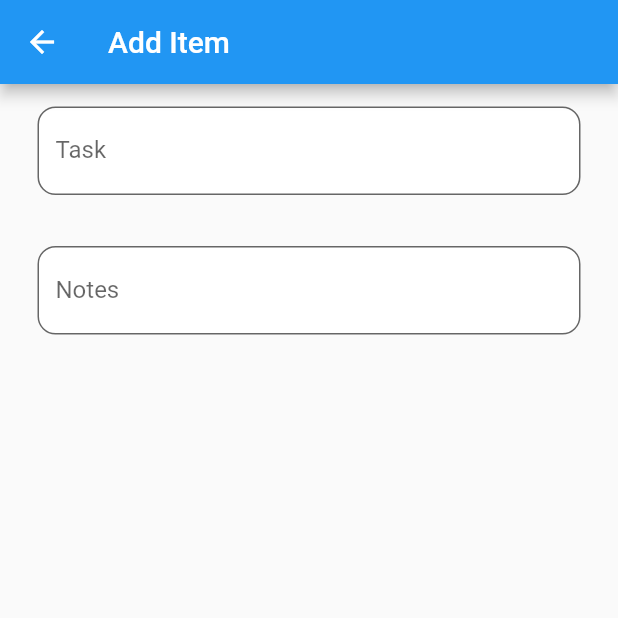
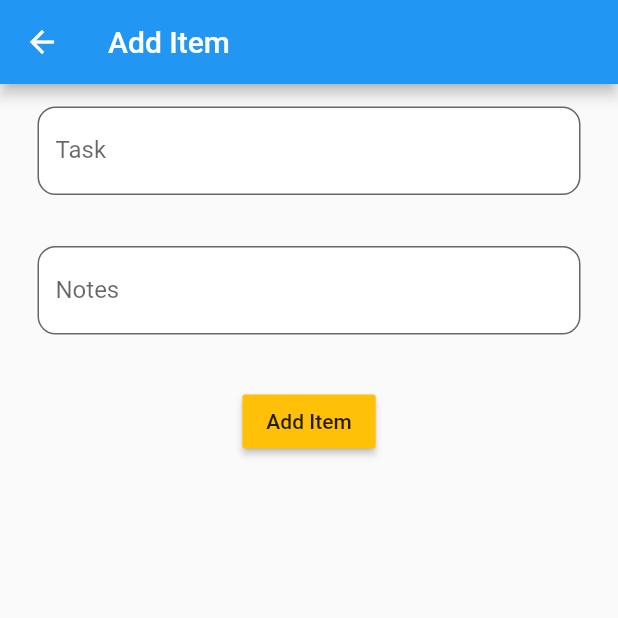
Before and after one commit to Screech129/FlutterLnL, a Flutter app: the screen it shows after launch, after a tap on an icon or button, on a phone screen of 412 x 824 dp, the top half of it. Run offline on Flutter 3.47's test engine with Material 2 defaults, Android fonts, the phone set to English and light mode, and no system bars; our stand-ins replace bloc, flutter_bloc; generated files the repository leaves out were written again.

Commit message:
Final product

```diff
--- a/todo_lnl/lib/src/app.dart
+++ b/todo_lnl/lib/src/app.dart
@@ -8,9 +8,7 @@ class App extends StatelessWidget {
   Widget build(BuildContext context) {
     return MaterialApp(
       title: 'Todo List LnL',
-      theme: ThemeData(
-        primarySwatch: Colors.blue,
-      ),
+      theme: ThemeData(primarySwatch: Colors.blue, accentColor: Colors.amber),
       onGenerateRoute: _buildRoutes,
     );
   }
--- a/todo_lnl/lib/src/blocs/todo_bloc.dart
+++ b/todo_lnl/lib/src/blocs/todo_bloc.dart
@@ -18,17 +18,26 @@ class TodoBloc extends Bloc<TodoEvent, TodoState> {
   ) async* {
     if (event is GetItems) {
       yield ItemsLoading();
-      var items =
-          repository.getItems().where((item) => !item.complete).toList();
+      var itemsFuture = await repository.getItems();
+      var items = itemsFuture.where((item) => !item.complete).toList();
       yield ItemsLoaded(items);
     }
 
     if (event is CompleteItem) {
       yield ItemComplete();
       repository.completeItem(event.selectedItem.id);
-      var items =
-          repository.getItems().where((item) => !item.complete).toList();
+      var itemsFuture = await repository.getItems();
+      var items = itemsFuture.where((item) => !item.complete).toList();
       yield ItemsLoaded(items);
+    }
+
+    if (event is AddItemToList) {
+      var item = event.item;
+      var maxId = repository.getHighestId();
+      item.id = (int.parse(maxId) + 1).toString();
+      item.complete = false;
+      repository.addItem(item);
+      yield ItemAdded();
     }
   }
 }
--- a/todo_lnl/lib/src/blocs/todo_event.dart
+++ b/todo_lnl/lib/src/blocs/todo_event.dart
@@ -14,3 +14,9 @@ class CompleteItem extends TodoEvent {
 class DeleteItem extends TodoEvent {}
 
 class RefreshItems extends TodoEvent {}
+
+class AddItemToList extends TodoEvent {
+  final TodoItem item;
+
+  AddItemToList(this.item);
+}
--- a/todo_lnl/lib/src/blocs/todo_state.dart
+++ b/todo_lnl/lib/src/blocs/todo_state.dart
@@ -16,3 +16,5 @@ class ItemsLoaded extends TodoState {
 class ItemDeleting extends TodoState {}
 
 class ItemComplete extends TodoState {}
+
+class ItemAdded extends TodoState {}
--- a/todo_lnl/lib/src/models/todo_item.dart
+++ b/todo_lnl/lib/src/models/todo_item.dart
@@ -9,7 +9,7 @@ class TodoItem {
   String note;
   String task;
 
-  TodoItem(this.complete, this.id, this.note, this.task);
+  TodoItem({this.complete, this.id, this.note, this.task});
 
   factory TodoItem.fromJson(Map<String, dynamic> json) =>
       _$TodoItemFromJson(json);
--- a/todo_lnl/lib/src/pages/add_item.dart
+++ b/todo_lnl/lib/src/pages/add_item.dart
@@ -1,32 +1,82 @@
 import 'package:flutter/material.dart';
+import 'package:flutter_bloc/flutter_bloc.dart';
+import 'package:todo_lnl/src/blocs/todo_bloc.dart';
+import 'package:todo_lnl/src/models/todo_item.dart';
 import 'package:todo_lnl/src/widgets/styled_sized_box.dart';
 import 'package:todo_lnl/src/widgets/styled_text_field.dart';
 
-class AddItem extends StatelessWidget {
+class AddItem extends StatefulWidget {
+  AddItem({Key key}) : super(key: key);
+
+  @override
+  _AddItemState createState() => _AddItemState();
+}
+
+class _AddItemState extends State<AddItem> {
+  bool hasError;
+  TodoItem item = TodoItem();
+  @override
+  void initState() {
+    this.hasError = false;
+    super.initState();
+  }
+
   @override
   Widget build(BuildContext context) {
     return Scaffold(
       appBar: AppBar(
         title: Text('Add Item'),
       ),
-      body: Container(
+      body: BlocProvider(
+          create: (context) => TodoBloc(),
+          child: BlocConsumer<TodoBloc, TodoState>(
+            listener: (context, state) {
+              if (state is ItemAdded) {
+                final scaffold = Scaffold.of(context);
+                scaffold.showSnackBar(
+                  SnackBar(
+                    content: Text('Item Added'),
+                    backgroundColor: Colors.green,
+                  ),
+                );
+              }
+            },
+            builder: (context, state) {
+              return Container(
                 child: Column(
                   children: [
                     StyledSizedBox(),
                     StyledTextField(
                       label: "Task",
                       errorMessage: "Task is required",
-              onTextChanged: (String value) {},
+                      onTextChanged: (String value, bool hasError) {
+                        this.hasError = hasError;
+                        item.task = value;
+                      },
                     ),
                     StyledSizedBox(),
                     StyledTextField(
                       label: "Notes",
-              onTextChanged: (String value) {},
+                      onTextChanged: (String value, bool hasError) {
+                        item.note = value;
+                      },
                     ),
                     StyledSizedBox(),
+                    RaisedButton(
+                        color: Theme.of(context).accentColor,
+                        onPressed: () => {
+                              if (!this.hasError)
+                                {
+                                  BlocProvider.of<TodoBloc>(context)
+                                      .add(AddItemToList(item))
+                                }
+                            },
+                        child: Text("Add Item"))
                   ],
                 ),
-      ),
+              );
+            },
+          )),
     );
   }
 }
--- a/todo_lnl/lib/src/pages/todo_list.dart
+++ b/todo_lnl/lib/src/pages/todo_list.dart
@@ -47,12 +47,17 @@ class _TodoListState extends State<TodoList> {
               if (state is ItemsLoaded) {
                 var items = state.items;
                 return Center(
+                  child: RefreshIndicator(
+                    onRefresh: () async {
+                      _refreshList(context);
+                    },
                     child: Container(
                       child: ListView.builder(
                           itemCount: items.length,
                           itemBuilder: (BuildContext context, int index) {
                             return buildListItems(context, index, items);
                           }),
+                    ),
                   ),
                 );
               } else {
@@ -66,16 +71,42 @@ class _TodoListState extends State<TodoList> {
   }
 
   Widget buildListItems(BuildContext context, int index, List<TodoItem> items) {
-    return GestureDetector(
-      onTap: () => {
+    return Dismissible(
+      direction: DismissDirection.startToEnd,
+      background: Container(
+        alignment: Alignment.centerLeft,
+        color: Colors.green,
+        margin: EdgeInsets.only(top: 10),
+        child: Container(
+          child: Icon(
+            Icons.check,
+            color: Colors.white,
+          ),
+        ),
+      ),
+      key: Key(items[index].id),
+      onDismissed: (direction) {
         BlocProvider.of<TodoBloc>(context)
-            .add(CompleteItem(items, items[index])),
+            .add(CompleteItem(items, items[index]));
       },
       child: Container(
+        margin: EdgeInsets.only(top: 10),
         height: 50,
-        color: Colors.amber,
-        child: Center(child: Text(items[index].task)),
+        color: Colors.grey[300],
+        child: Center(
+            child: Column(
+          mainAxisAlignment: MainAxisAlignment.center,
+          children: [
+            Text(items[index].task),
+            Text("Notes: ${items[index].note}")
+          ],
+        )),
       ),
     );
   }
+
+  Future<void> _refreshList(BuildContext context) async {
+    await Future.delayed(Duration(milliseconds: 1));
+    BlocProvider.of<TodoBloc>(context).add(GetItems());
   }
+}
--- a/todo_lnl/lib/src/repositories/todoRepository.dart
+++ b/todo_lnl/lib/src/repositories/todoRepository.dart
@@ -4,20 +4,54 @@ class TodoRepository {
   List<TodoItem> items = List<TodoItem>();
 
   TodoRepository() {
-    items.add(new TodoItem(false, "0", "Extra Stuff", "Item1"));
-    items.add(new TodoItem(false, "1", "More Extra Stuff", "Item2"));
-    items.add(new TodoItem(false, "2", "Stuff", "Item3"));
-    items.add(new TodoItem(false, "3", "Extra Things and Stuff", "Item4"));
-    items.add(new TodoItem(false, "4", "Extra", "Item5"));
+    items.add(new TodoItem(
+      complete: false,
+      id: "0",
+      note: "Extra Stuff",
+      task: "Item1",
+    ));
+    items.add(new TodoItem(
+      complete: false,
+      id: "1",
+      note: "More Extra Stuff",
+      task: "Item2",
+    ));
+    items.add(new TodoItem(
+      complete: false,
+      id: "2",
+      note: "Stuff",
+      task: "Item3",
+    ));
+    items.add(new TodoItem(
+      complete: false,
+      id: "3",
+      note: "Extra Things and Stuff",
+      task: "Item4",
+    ));
+    items.add(new TodoItem(
+      complete: false,
+      id: "4",
+      note: "Extra",
+      task: "Item5",
+    ));
   }
 
-  List<TodoItem> getItems() {
+  Future<List<TodoItem>> getItems() async {
     return items;
   }
 
   void completeItem(String itemId) {
     items.firstWhere((i) => i.id == itemId).complete = true;
   }
+
+  void addItem(TodoItem item) {
+    items.add(item);
+  }
+
+  String getHighestId() {
+    items.sort((a, b) => a.id.compareTo(b.id));
+    return items.last.id;
+  }
 }
 
 TodoRepository repository = TodoRepository();
--- a/todo_lnl/lib/src/widgets/styled_text_field.dart
+++ b/todo_lnl/lib/src/widgets/styled_text_field.dart
@@ -9,8 +9,8 @@ class StyledTextField extends StatefulWidget {
   const StyledTextField({
     Key key,
     this.label,
-    this.value,
-    this.errorMessage,
+    this.value = '',
+    this.errorMessage = '',
     this.onTextChanged,
   }) : super(key: key);
 
@@ -21,7 +21,7 @@ class StyledTextField extends StatefulWidget {
 class _StyledTextFieldState extends State<StyledTextField> {
   TextEditingController controller = TextEditingController();
   bool hasError;
-  var _errorText;
+  var _errorText = '';
   @override
   void initState() {
     controller.text = widget.value;
@@ -48,15 +48,15 @@ class _StyledTextFieldState extends State<StyledTextField> {
           child: TextField(
             controller: controller,
             onChanged: (value) {
-              widget.onTextChanged(value);
               setState(() {
                 if (widget.errorMessage.isNotEmpty && value.isEmpty) {
                   _errorText = '${widget.errorMessage}';
                   hasError = true;
                 } else {
-                  _errorText = null;
+                  _errorText = '';
                   hasError = false;
                 }
+                widget.onTextChanged(value, hasError);
               });
             },
             decoration: new InputDecoration(
@@ -88,4 +88,4 @@ class _StyledTextFieldState extends State<StyledTextField> {
   }
 }
 
-typedef TextChangedCallBack = void Function(String text);
+typedef TextChangedCallBack = void Function(String text, bool hasError);
--- a/todo_lnl/pubspec.yaml
+++ b/todo_lnl/pubspec.yaml
@@ -40,7 +40,7 @@ dev_dependencies:
   build_runner: '^1.0.0'
 
 dependency_overrides:
-  analyzer: '0.39.14'
+
 # For information on the generic Dart part of this file, see the
 # following page: https://dart.dev/tools/pub/pubspec
 
```
Also changed, not shown: todo_lnl/lib/src/models/todo_item.g.dart, todo_lnl/pubspec.lock. Lines whose indentation alone changed are shown as unchanged.
